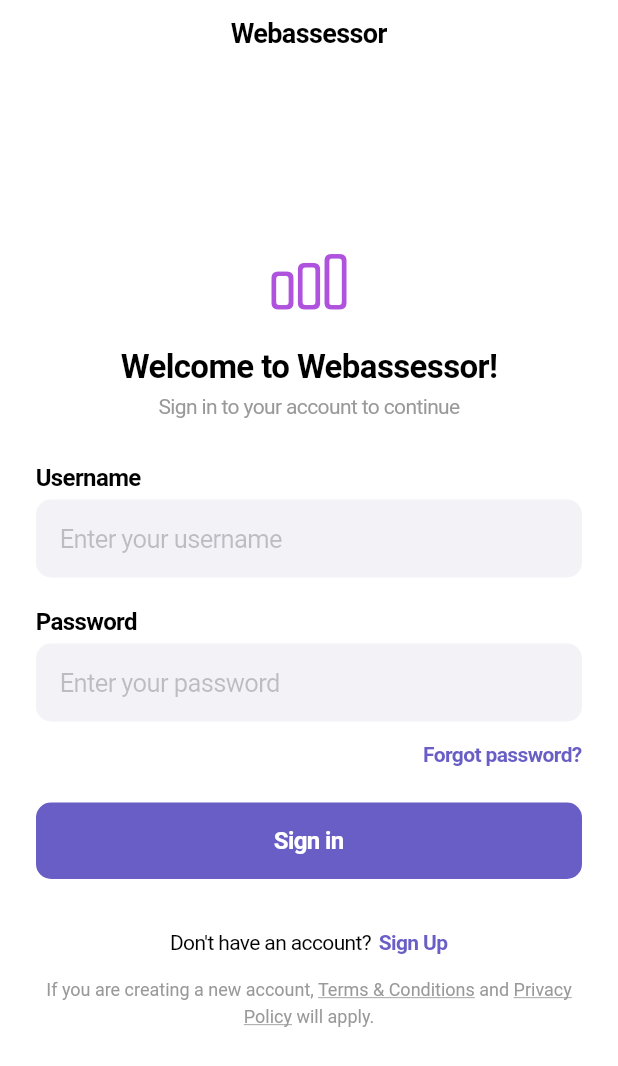
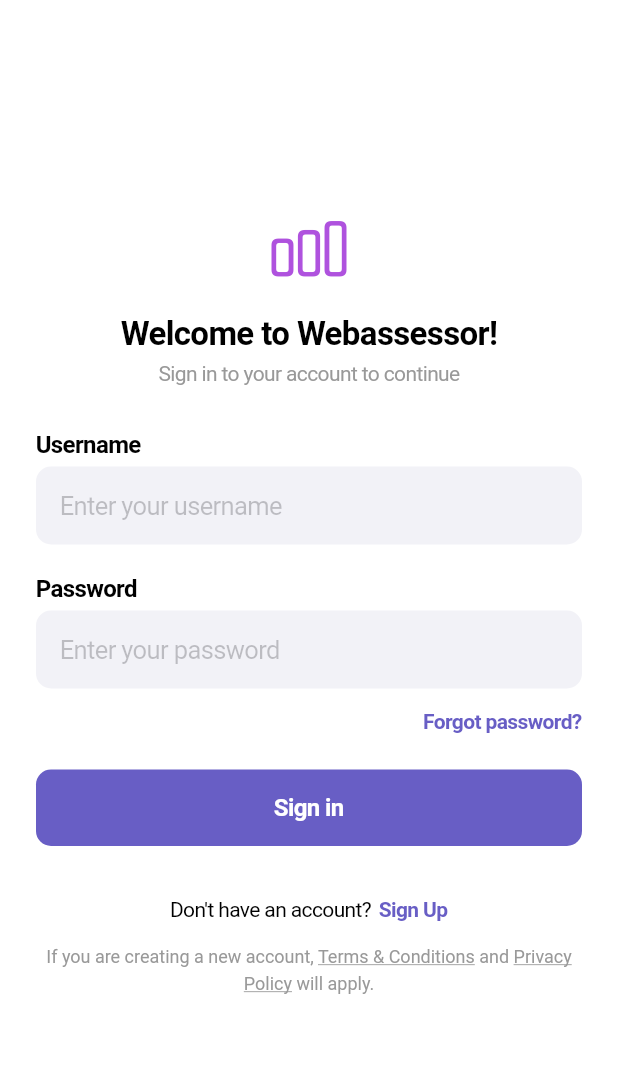
Before and after one commit to arostata/mobilis_poc_v1, a Flutter app: the screen it shows after launch, on a phone screen of 412 x 824 dp. Shown: the top 1066 px of the screen. Run offline on Flutter 3.47's test engine with Material 3 defaults, Android fonts, the phone set to English and light mode, and no system bars.

```diff
--- a/lib/views/auth/sign_in_screen.dart
+++ b/lib/views/auth/sign_in_screen.dart
@@ -7,10 +7,10 @@ class SignInScreen extends StatefulWidget {
   const SignInScreen({super.key});
 
   @override
-  _SignInScreenState createState() => _SignInScreenState();
+  SignInScreenState createState() => SignInScreenState();
 }
 
-class _SignInScreenState extends State<SignInScreen> {
+class SignInScreenState extends State<SignInScreen> {
   final TextEditingController _usernameController = TextEditingController();
   final TextEditingController _passwordController = TextEditingController();
   bool _isLoading = false;
@@ -53,9 +53,6 @@ class _SignInScreenState extends State<SignInScreen> {
   @override
   Widget build(BuildContext context) {
     return CupertinoPageScaffold(
-      navigationBar: CupertinoNavigationBar(
-        middle: Text("Webassessor", style: TextStyle(fontSize: 18)),
-      ),
       child: SafeArea(
         child: Center(
           child: SingleChildScrollView(
```
